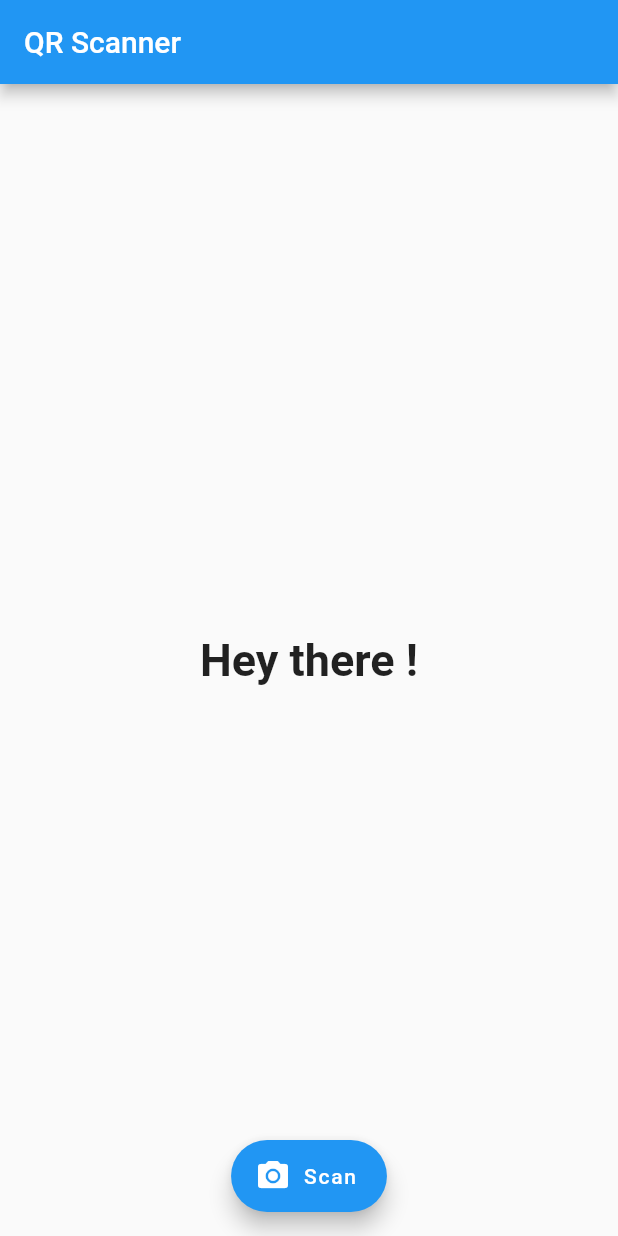
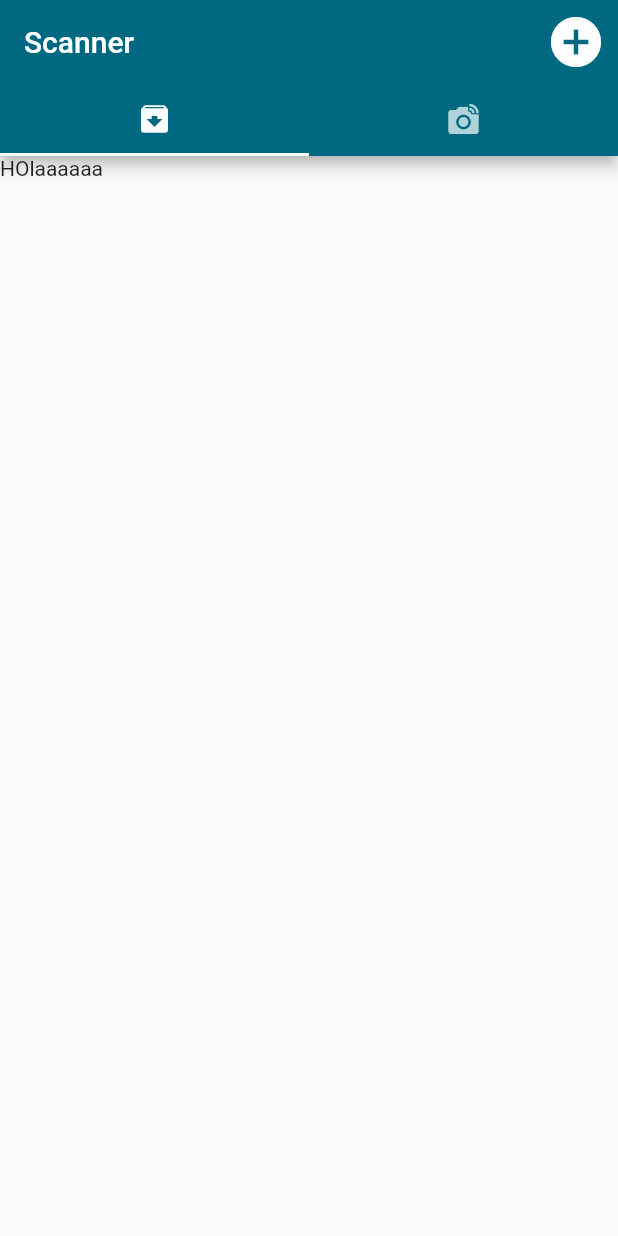
Before and after one commit to HectorSoftware/flutter_barcode, a Flutter app: the screen it shows after launch, on a phone screen of 412 x 824 dp. Run offline on Flutter 3.47's test engine with Material 2 defaults, Android fonts, the phone set to English and light mode, and no system bars; our stand-ins replace sqflite; missing offline and left inert: barcode_scan; accounts and stored records are empty.

```diff
--- /dev/null
+++ b/lib/Page/Home/HomeScan.dart
@@ -0,0 +1,70 @@
+import 'dart:async';
+
+import 'package:flutter/material.dart';
+import 'package:barcode_scan/barcode_scan.dart';
+import 'package:flutter/services.dart';
+import 'package:flutter_barcode/Page/Capture/CaptureCode.dart';
+
+
+class HomePagescan extends StatefulWidget {
+  @override
+  HomePagescanState createState() {
+    return new HomePagescanState();
+  }
+}
+
+
+
+
+class HomePagescanState extends State<HomePagescan>  with SingleTickerProviderStateMixin{
+
+  TabController _controller;
+
+  @override
+  void initState() {
+    _controller = TabController(length: 2, vsync: this );
+    super.initState();
+  }
+  @override
+  Widget build(BuildContext context) {
+    return Scaffold(
+      appBar: AppBar(
+        bottom: getTabBar(),
+        title: Text("Scanner"),
+        actions: <Widget>[
+          IconButton(
+            iconSize: 40,
+            icon: Icon(Icons.add_circle),
+            tooltip: 'Scanear Codigo',
+            onPressed: (){
+              Navigator.of(context).push(MaterialPageRoute(
+                  builder: (BuildContext context) => Capture()),
+              );
+            },
+          ),
+        ],
+      ),
+      body: getTabBarView(),
+
+    );
+  }
+
+  TabBar getTabBar(){
+    return TabBar(
+      tabs: <Tab>[
+        Tab(icon: Icon(Icons.archive)),
+        Tab(icon: Icon(Icons.linked_camera)),
+      ],
+      controller: _controller,
+    );
+  }
+  TabBarView getTabBarView(){
+    return TabBarView(
+      children: <Widget>[
+        Text('HOlaaaaaa'),
+        Text('22222222'),
+        ],
+      controller: _controller,
+    );
+  }
+}
--- /dev/null
+++ b/lib/Page/app.dart
@@ -0,0 +1,21 @@
+
+import 'package:flutter/material.dart';
+import 'package:flutter_barcode/Page/Home/HomeScan.dart';
+
+
+class App extends StatelessWidget {
+
+
+
+  @override
+  Widget build(BuildContext context) {
+
+    return new Scaffold(
+      body: Stack(
+        children: <Widget>[
+          HomePagescan(),
+        ]
+      )
+    );
+  }
+}
--- a/lib/main.dart
+++ b/lib/main.dart
@@ -1,71 +1,31 @@
-import 'dart:async';
+import 'package:flutter/material.dart';
+import 'package:flutter_barcode/Page/app.dart';
 
-import 'package:flutter/material.dart';
-import 'package:barcode_scan/barcode_scan.dart';
-import 'package:flutter/services.dart';
 
-void main() => runApp(MaterialApp(
-  debugShowCheckedModeBanner: false,
-  home: HomePage(),
-));
-
-class HomePage extends StatefulWidget {
-  @override
-  HomePageState createState() {
-    return new HomePageState();
-  }
+void main() async {
+  runApp(MyApp());
 }
 
-class HomePageState extends State<HomePage> {
-  String result = "Hey there !";
+const PrimaryColor = const Color( 0xff006981);
 
-  Future _scanQR() async {
-    try {
-      String qrResult = await BarcodeScanner.scan();
-      setState(() {
-        result = qrResult;
-      });
-    } on PlatformException catch (ex) {
-      if (ex.code == BarcodeScanner.CameraAccessDenied) {
-        setState(() {
-          result = "Camera permission was denied";
-        });
-      } else {
-        setState(() {
-          result = "Unknown Error $ex";
-        });
-      }
-    } on FormatException {
-      setState(() {
-        result = "You pressed the back button before scanning anything";
-      });
-    } catch (ex) {
-      setState(() {
-        result = "Unknown Error $ex";
-      });
-    }
-  }
-
-
-
+class MyApp extends StatelessWidget {
   @override
   Widget build(BuildContext context) {
-    return Scaffold(
-      appBar: AppBar(
-        title: Text("QR Scanner"),
+    return MaterialApp(
+      theme: ThemeData(
+        //  brightness: Brightness.light,
+          primaryColor: PrimaryColor,
+          accentColor: PrimaryColor,
+          textTheme: TextTheme(
+              headline: TextStyle(fontSize: 72.0, fontWeight: FontWeight.w900),
+
+              title: TextStyle(fontSize: 14.0, fontFamily: 'RobotoMono'),
+              button: TextStyle(fontSize: 14.0, fontFamily: 'RobotoMono')
+          )
       ),
-      body: Center(
-        child: Text(
-          result,
-          style: new TextStyle(fontSize: 30.0, fontWeight: FontWeight.bold),
-        ),
-      ),
-      floatingActionButton: FloatingActionButton.extended(
-        icon: Icon(Icons.camera_alt),
-        label: Text("Scan"),
-        onPressed: _scanQR,
-      ),
-      floatingActionButtonLocation: FloatingActionButtonLocation.centerFloat,
+      debugShowCheckedModeBanner: false,
+      title: 'ScanBarCode',
+      home: App(),
     );
   }
 }
```
Also changed, not shown: lib/Page/Capture/CaptureCode.dart (added, +65 -0 lines), lib/Page/Sqlite/BarCodeClass.dart (added, +19 -0 lines), lib/Page/Sqlite/database_helper.dart (added, +78 -0 lines).
